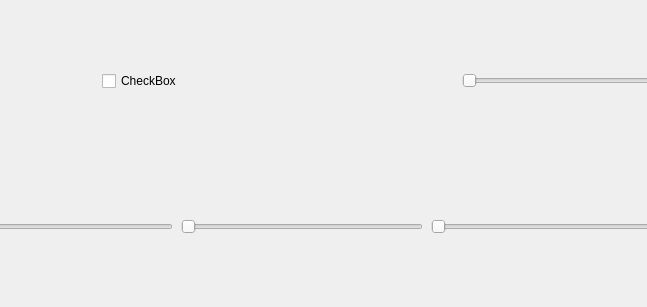
This is ControlInputs/Position.ui in FlamingMoe85/LightInSyncQt as Qt 5 draws it before an edit; both pictures show x 89 to 736 and y 0 to 307 of the 1282 by 307 pixel window. The edited form follows.
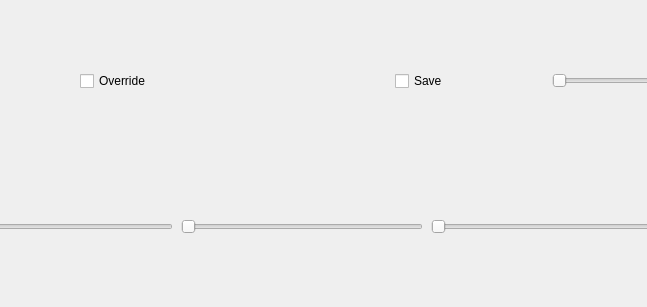
This is the edited form.

The edit to the form file:
```diff
--- a/ControlInputs/Position.ui
+++ b/ControlInputs/Position.ui
@@ -73,7 +73,20 @@
              </sizepolicy>
             </property>
             <property name="text">
-             <string>CheckBox</string>
+             <string>Override</string>
+            </property>
+           </widget>
+          </item>
+          <item>
+           <widget class="QCheckBox" name="checkBox_Save">
+            <property name="sizePolicy">
+             <sizepolicy hsizetype="Expanding" vsizetype="Expanding">
+              <horstretch>1</horstretch>
+              <verstretch>1</verstretch>
+             </sizepolicy>
+            </property>
+            <property name="text">
+             <string>Save</string>
             </property>
            </widget>
           </item>
```
